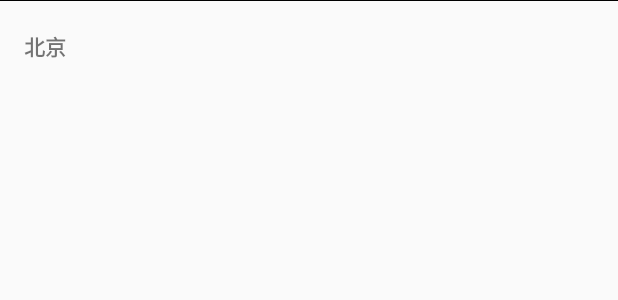
After one commit to 767455399/littlegoldweather, an Android app: the layout fragment_item_province.xml on its own in the app's theme, with its tools: preview values and no code run, on a phone screen of 412 x 824 dp. The commit adds this screen. Shown: the top 300 px of the screen. Run offline under Robolectric (Android 15) with nearby library versions, the phone set to English and light mode, and no system bars.

Commit message:
2,添加省接口和界面

```diff
--- a/app/build.gradle
+++ b/app/build.gradle
@@ -23,6 +23,7 @@ dependencies {
     implementation 'com.android.support:design:26.1.0'
     implementation 'com.android.support:support-v4:26.1.0'
     implementation 'com.android.support:appcompat-v7:26.1.0'
+    compile 'com.squareup.retrofit2:converter-gson:2.1.0'
     implementation 'com.android.support.constraint:constraint-layout:1.0.2'
     testImplementation 'junit:junit:4.12'
     compile 'com.squareup.okhttp3:okhttp:3.4.1'
--- /dev/null
+++ b/app/src/main/res/layout/fragment_item_province.xml
@@ -0,0 +1,25 @@
+<?xml version="1.0" encoding="utf-8"?>
+<LinearLayout xmlns:android="http://schemas.android.com/apk/res/android"
+    android:layout_width="match_parent"
+    android:layout_height="wrap_content"
+    xmlns:tools="http://schemas.android.com/tools"
+    android:orientation="vertical">
+
+    <View
+        android:id="@+id/topView"
+        android:layout_width="match_parent"
+        android:layout_height="1px"
+        android:background="#000000"/>
+
+    <TextView
+        android:id="@+id/contentTextView"
+        android:layout_width="match_parent"
+        android:layout_height="60dp"
+        android:paddingLeft="16dp"
+        android:gravity="center_vertical"
+        android:textStyle="bold"
+        android:textSize="14dp"
+        android:text="北京"/>
+
+
+</LinearLayout>
```
Also changed, not shown: app/src/main/java/com/littlegold/littlegoldweather/LittleGoldCallBack.java (added, +11 -0 lines), app/src/main/java/com/littlegold/littlegoldweather/activity/MainActivity.java (+37 -42 lines), app/src/main/java/com/littlegold/littlegoldweather/api/AddressApi.java (added, +10 -0 lines), app/src/main/java/com/littlegold/littlegoldweather/fragment/ProvinceFragment.java (added, +131 -0 lines), app/src/main/java/com/littlegold/littlegoldweather/model/ProvinceModel.java (added, +17 -0 lines), app/src/main/res/layout/activity_main.xml (+15 -8 lines), app/src/main/res/layout/fragment_province.xml (added, +12 -0 lines).
